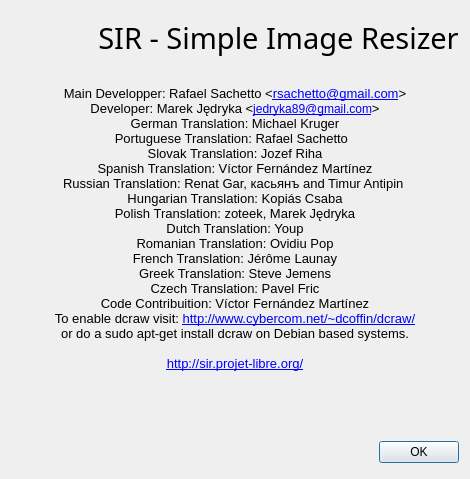
Old version of the form dialogs/about.ui in the repository marek629/SIR.
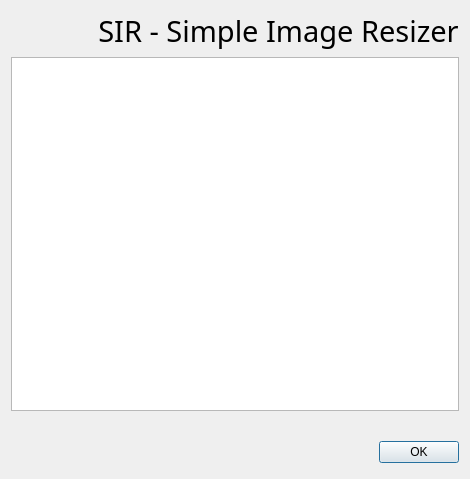
New version of the form. Icons and pictures are not drawn.

Commit message: easier translations of about dialog

Patch:
```diff
--- a/dialogs/about.ui
+++ b/dialogs/about.ui
@@ -54,40 +54,7 @@
       </layout>
      </item>
      <item>
-      <widget class="QLabel" name="label_3">
-       <property name="text">
-        <string>&lt;!DOCTYPE HTML PUBLIC &quot;-//W3C//DTD HTML 4.0//EN&quot; &quot;http://www.w3.org/TR/REC-html40/strict.dtd&quot;&gt;
-&lt;html&gt;&lt;head&gt;&lt;meta name=&quot;qrichtext&quot; content=&quot;1&quot; /&gt;&lt;style type=&quot;text/css&quot;&gt;
-p, li { white-space: pre-wrap; }
-&lt;/style&gt;&lt;/head&gt;&lt;body style=&quot; font-family:'Sans Serif'; font-size:9pt; font-weight:400; font-style:normal;&quot;&gt;
-&lt;p style=&quot;-qt-paragraph-type:empty; margin-top:0px; margin-bottom:0px; margin-left:0px; margin-right:0px; -qt-block-indent:0; text-indent:0px; font-family:'MS Shell Dlg 2'; font-size:10pt;&quot;&gt;&lt;br /&gt;&lt;/p&gt;
-&lt;p style=&quot; margin-top:0px; margin-bottom:0px; margin-left:0px; margin-right:0px; -qt-block-indent:0; text-indent:0px;&quot;&gt;&lt;span style=&quot; font-family:'MS Shell Dlg 2'; font-size:10pt; color:#000000;&quot;&gt;Main Developper: Rafael Sachetto &amp;lt;&lt;/span&gt;&lt;a href=&quot;mailto:rsachetto@gmail.com&quot;&gt;&lt;span style=&quot; font-family:'MS Shell Dlg 2'; font-size:10pt; text-decoration: underline; color:#0000ff;&quot;&gt;rsachetto@gmail.com&lt;/span&gt;&lt;/a&gt;&lt;span style=&quot; font-family:'MS Shell Dlg 2'; font-size:10pt; color:#000000;&quot;&gt;&amp;gt;&lt;/span&gt;&lt;/p&gt;
-&lt;p style=&quot; margin-top:0px; margin-bottom:0px; margin-left:0px; margin-right:0px; -qt-block-indent:0; text-indent:0px;&quot;&gt;&lt;span style=&quot; font-family:'MS Shell Dlg 2'; font-size:10pt; color:#000000;&quot;&gt;Developer: Marek Jędryka &amp;lt;&lt;/span&gt;&lt;a href=&quot;mailto:jedryka89@gmail.com&quot;&gt;&lt;span style=&quot; text-decoration: underline; color:#0000ff;&quot;&gt;jedryka89@gmail.com&lt;/span&gt;&lt;/a&gt;&lt;span style=&quot; font-family:'MS Shell Dlg 2'; font-size:10pt; color:#000000;&quot;&gt;&amp;gt;&lt;/span&gt;&lt;/p&gt;
-&lt;p style=&quot; margin-top:0px; margin-bottom:0px; margin-left:0px; margin-right:0px; -qt-block-indent:0; text-indent:0px;&quot;&gt;&lt;span style=&quot; font-family:'MS Shell Dlg 2'; font-size:10pt; color:#000000;&quot;&gt;German Translation: Michael Kruger&lt;/span&gt;&lt;/p&gt;
-&lt;p style=&quot; margin-top:0px; margin-bottom:0px; margin-left:0px; margin-right:0px; -qt-block-indent:0; text-indent:0px;&quot;&gt;&lt;span style=&quot; font-family:'MS Shell Dlg 2'; font-size:10pt; color:#000000;&quot;&gt;Portuguese Translation: Rafael Sachetto  &lt;/span&gt;&lt;/p&gt;
-&lt;p style=&quot; margin-top:0px; margin-bottom:0px; margin-left:0px; margin-right:0px; -qt-block-indent:0; text-indent:0px;&quot;&gt;&lt;span style=&quot; font-family:'MS Shell Dlg 2'; font-size:10pt; color:#000000;&quot;&gt;Slovak Translation: Jozef Riha&lt;/span&gt;&lt;/p&gt;
-&lt;p style=&quot; margin-top:0px; margin-bottom:0px; margin-left:0px; margin-right:0px; -qt-block-indent:0; text-indent:0px;&quot;&gt;&lt;span style=&quot; font-family:'MS Shell Dlg 2'; font-size:10pt; color:#000000;&quot;&gt;Spanish Translation: Víctor Fernández Martínez&lt;/span&gt;&lt;/p&gt;
-&lt;p style=&quot; margin-top:0px; margin-bottom:0px; margin-left:0px; margin-right:0px; -qt-block-indent:0; text-indent:0px;&quot;&gt;&lt;span style=&quot; font-family:'MS Shell Dlg 2'; font-size:10pt; color:#000000;&quot;&gt;Russian Translation: Renat Gar, касьянъ and Timur Antipin&lt;/span&gt;&lt;span style=&quot; font-family:'MS Shell Dlg 2'; font-size:10pt; color:#00681c;&quot;&gt; &lt;/span&gt;&lt;/p&gt;
-&lt;p style=&quot; margin-top:0px; margin-bottom:0px; margin-left:0px; margin-right:0px; -qt-block-indent:0; text-indent:0px;&quot;&gt;&lt;span style=&quot; font-family:'MS Shell Dlg 2'; font-size:10pt; color:#000000;&quot;&gt;Hungarian Translation: Kopiás Csaba&lt;/span&gt;&lt;/p&gt;
-&lt;p style=&quot; margin-top:0px; margin-bottom:0px; margin-left:0px; margin-right:0px; -qt-block-indent:0; text-indent:0px;&quot;&gt;&lt;span style=&quot; font-family:'MS Shell Dlg 2'; font-size:10pt; color:#000000;&quot;&gt;Polish Translation: zoteek, Marek Jędryka&lt;/span&gt;&lt;/p&gt;
-&lt;p style=&quot; margin-top:0px; margin-bottom:0px; margin-left:0px; margin-right:0px; -qt-block-indent:0; text-indent:0px;&quot;&gt;&lt;span style=&quot; font-family:'MS Shell Dlg 2'; font-size:10pt; color:#000000;&quot;&gt;Dutch Translation: Youp&lt;/span&gt;&lt;/p&gt;
-&lt;p style=&quot; margin-top:0px; margin-bottom:0px; margin-left:0px; margin-right:0px; -qt-block-indent:0; text-indent:0px;&quot;&gt;&lt;span style=&quot; font-family:'MS Shell Dlg 2'; font-size:10pt; color:#000000;&quot;&gt;Romanian Translation: Ovidiu Pop&lt;/span&gt;&lt;/p&gt;
-&lt;p style=&quot; margin-top:0px; margin-bottom:0px; margin-left:0px; margin-right:0px; -qt-block-indent:0; text-indent:0px;&quot;&gt;&lt;span style=&quot; font-family:'MS Shell Dlg 2'; font-size:10pt; color:#000000;&quot;&gt;French Translation: &lt;/span&gt;&lt;span style=&quot; font-family:'Verdana ,Bitstream Vera Sans ,Arial ,Helvetica ,Sans ,Bitstream Vera Serif'; font-size:10pt; color:#000000;&quot;&gt;Jérôme Launay&lt;/span&gt;&lt;/p&gt;
-&lt;p style=&quot; margin-top:0px; margin-bottom:0px; margin-left:0px; margin-right:0px; -qt-block-indent:0; text-indent:0px;&quot;&gt;&lt;span style=&quot; font-family:'Verdana ,Bitstream Vera Sans ,Arial ,Helvetica ,Sans ,Bitstream Vera Serif'; font-size:10pt; color:#000000;&quot;&gt;Greek Translation: &lt;/span&gt;&lt;span style=&quot; font-family:'MS Shell Dlg 2'; font-size:10pt; color:#000000;&quot;&gt;Steve Jemens&lt;/span&gt;&lt;/p&gt;
-&lt;p style=&quot; margin-top:0px; margin-bottom:0px; margin-left:0px; margin-right:0px; -qt-block-indent:0; text-indent:0px;&quot;&gt;&lt;span style=&quot; font-family:'Verdana ,Bitstream Vera Sans ,Arial ,Helvetica ,Sans ,Bitstream Vera Serif'; font-size:10pt; color:#000000;&quot;&gt;Czech Translation: &lt;/span&gt;&lt;span style=&quot; font-family:'MS Shell Dlg 2'; font-size:10pt; color:#000000;&quot;&gt;Pavel Fric&lt;/span&gt;&lt;/p&gt;
-&lt;p style=&quot; margin-top:0px; margin-bottom:0px; margin-left:0px; margin-right:0px; -qt-block-indent:0; text-indent:0px;&quot;&gt;&lt;span style=&quot; font-family:'MS Shell Dlg 2'; font-size:10pt; color:#000000;&quot;&gt;Code Contribuition: Víctor Fernández Martínez&lt;/span&gt;&lt;/p&gt;
-&lt;p style=&quot; margin-top:0px; margin-bottom:0px; margin-left:0px; margin-right:0px; -qt-block-indent:0; text-indent:0px;&quot;&gt;&lt;span style=&quot; font-family:'MS Shell Dlg 2'; font-size:10pt; color:#000000;&quot;&gt;To enable dcraw visit: &lt;/span&gt;&lt;a href=&quot;http://www.cybercom.net/~dcoffin/dcraw/&quot;&gt;&lt;span style=&quot; font-family:'Sans'; font-size:10pt; text-decoration: underline; color:#0000ff;&quot;&gt;http://www.cybercom.net/~dcoffin/dcraw/&lt;/span&gt;&lt;/a&gt;&lt;/p&gt;
-&lt;p style=&quot; margin-top:0px; margin-bottom:0px; margin-left:0px; margin-right:0px; -qt-block-indent:0; text-indent:0px;&quot;&gt;&lt;span style=&quot; font-family:'MS Shell Dlg 2'; font-size:10pt; color:#000000;&quot;&gt;or do a sudo apt-get install dcraw on Debian based systems.&lt;/span&gt;&lt;/p&gt;
-&lt;p style=&quot;-qt-paragraph-type:empty; margin-top:0px; margin-bottom:0px; margin-left:0px; margin-right:0px; -qt-block-indent:0; text-indent:0px; font-family:'MS Shell Dlg 2'; font-size:10pt; color:#000000;&quot;&gt;&lt;br /&gt;&lt;/p&gt;
-&lt;p style=&quot; margin-top:0px; margin-bottom:0px; margin-left:0px; margin-right:0px; -qt-block-indent:0; text-indent:0px;&quot;&gt;&lt;a href=&quot;http://sir.projet-libre.org/&quot;&gt;&lt;span style=&quot; font-family:'MS Shell Dlg 2'; font-size:10pt; text-decoration: underline; color:#0000ff;&quot;&gt;http://sir.projet-libre.org/&lt;/span&gt;&lt;/a&gt;&lt;/p&gt;&lt;/body&gt;&lt;/html&gt;</string>
-       </property>
-       <property name="alignment">
-        <set>Qt::AlignCenter</set>
-       </property>
-       <property name="openExternalLinks">
-        <bool>true</bool>
-       </property>
-      </widget>
+      <widget class="QTextBrowser" name="textBrowser"/>
      </item>
      <item>
       <widget class="QLabel" name="version">
```
The commit also changes 4 other files.
